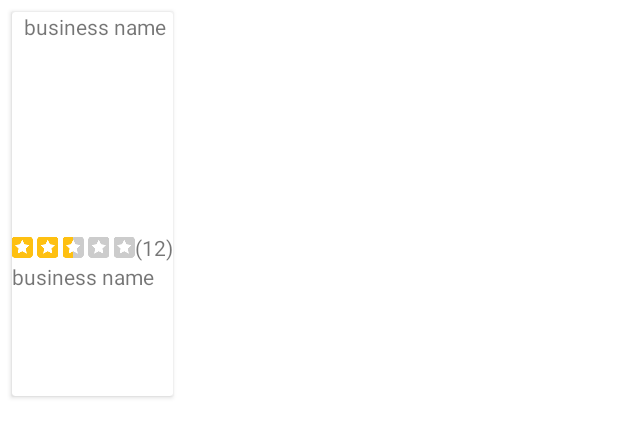
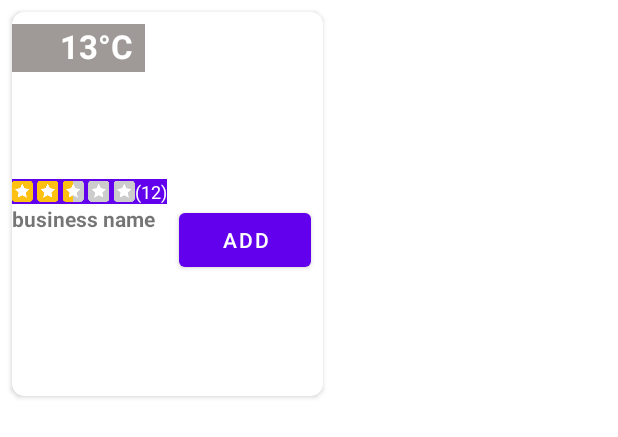
Before and after one commit to abdul-mohsen/ActivityPlanner, an Android app: the layout business_item.xml on its own in the app's theme, with its tools: preview values and no code run, on a phone screen of 412 x 824 dp. Shown: the top 437 px of the screen. Run offline under Robolectric (Android 15) with nearby library versions, the phone set to English and light mode, and no system bars.

```diff
--- a/app/src/main/java/com/bignerdranch/android/activityplanner/APIs/WebClient.kt
+++ b/app/src/main/java/com/bignerdranch/android/activityplanner/APIs/WebClient.kt
@@ -28,7 +28,6 @@ object WebClient {
             Timber.d("$this")
             for (item in this) {
                 Timber.d("${item.categories}")
-                item.weatherTimeMap = mutableMapOf()
             }
         }
     }
--- a/app/src/main/java/com/bignerdranch/android/activityplanner/App.kt
+++ b/app/src/main/java/com/bignerdranch/android/activityplanner/App.kt
@@ -23,7 +23,7 @@ class App: Application() {
             SearchHistoryRepository.searchHistoryDao = it.searchHistoryDao()
         }
 
-        Picasso.get().setIndicatorsEnabled(true)
+//        Picasso.get().setIndicatorsEnabled(true)
 
         super.onCreate()
     }
--- a/app/src/main/java/com/bignerdranch/android/activityplanner/database/BusinessDao.kt
+++ b/app/src/main/java/com/bignerdranch/android/activityplanner/database/BusinessDao.kt
@@ -19,7 +19,7 @@ interface BusinessDao {
         SELECT * FROM business_table WHERE (latitude - (:latitude)) * (latitude - (:latitude)) +
         (longitude - (:longitude)) * (longitude - (:longitude)) * (:x) < 0.225
     """)
-    suspend fun getAllByDistance(latitude: Double, longitude: Double, x: Double): List<Business>
+    fun getAllByDistance(latitude: Double, longitude: Double, x: Double): Flow<List<Business>>
 
     @Update
     suspend fun update(vararg business: Business)
--- a/app/src/main/java/com/bignerdranch/android/activityplanner/model/WeatherDataState.kt
+++ b/app/src/main/java/com/bignerdranch/android/activityplanner/model/WeatherDataState.kt
@@ -2,5 +2,6 @@ package com.bignerdranch.android.activityplanner.model
 
 enum class WeatherDataState {
     Idle,
-    NewData
+    NewData,
+    NewTemp
 }
--- a/app/src/main/res/layout/business_item.xml
+++ b/app/src/main/res/layout/business_item.xml
@@ -1,36 +1,71 @@
 <?xml version="1.0" encoding="utf-8"?>
-<LinearLayout
+<androidx.constraintlayout.widget.ConstraintLayout
     xmlns:android="http://schemas.android.com/apk/res/android"
     xmlns:tools="http://schemas.android.com/tools"
     android:layout_width="wrap_content"
-    android:layout_height="match_parent">
+    android:layout_height="match_parent"
+    xmlns:app="http://schemas.android.com/apk/res-auto">
 
     <androidx.cardview.widget.CardView
         android:id="@+id/business_card"
         android:layout_width="wrap_content"
         android:layout_height="256dp"
-        android:layout_margin="8dp">
-        <LinearLayout
+        app:layout_constraintStart_toStartOf="parent"
+        app:layout_constraintEnd_toEndOf="parent"
+        app:layout_constraintTop_toTopOf="parent"
+        android:layout_margin="8dp"
+        app:cardCornerRadius="8dp">
+        <androidx.constraintlayout.widget.ConstraintLayout
             android:layout_width="wrap_content"
             android:layout_height="wrap_content"
             android:orientation="vertical">
 
-            <TextView
-                android:id="@+id/business_name"
+            <ImageView
+                android:id="@+id/business_image"
+                android:layout_width="0dp"
+                android:layout_height="128dp"
+                app:layout_constraintStart_toStartOf="parent"
+                app:layout_constraintEnd_toEndOf="parent"
+                app:layout_constraintTop_toTopOf="parent"
+                android:contentDescription="@string/business_image" />
+
+            <LinearLayout
+                android:layout_marginTop="8dp"
+                android:layout_width="wrap_content"
+                android:layout_height="wrap_content"
+                android:orientation="horizontal"
+                app:layout_constraintTop_toTopOf="parent"
+                app:layout_constraintStart_toStartOf="parent"
+                android:background="@color/light_gray"
+                android:alpha=".8">
+
+                <ImageView
+                    android:id="@+id/weather_image"
+                    android:layout_width="32dp"
+                    android:layout_height="32dp" />
+
+                <TextView
+                    android:id="@+id/weather_temp"
+                    android:layout_width="wrap_content"
+                    android:layout_height="wrap_content"
+                    tools:text="13°C"
+                    android:textStyle="bold"
+                    android:textSize="22sp"
+                    android:gravity="center"
+                    android:textColor="@color/white"
+                    android:layout_marginEnd="8dp"/>
+            </LinearLayout>
+
+
+
+            <LinearLayout
+                android:id="@+id/rate_layout"
                 android:layout_width="match_parent"
                 android:layout_height="wrap_content"
-                tools:text="business name"
-                android:layout_marginLeft="8dp"/>
-
-            <ImageView
-                android:id="@+id/business_image"
-                android:layout_width="match_parent"
-                android:layout_height="128dp"
-                android:contentDescription="@string/business_image" />
-            <LinearLayout
-                android:layout_width="match_parent"
-                android:layout_height="wrap_content"
-                android:orientation="horizontal">
+                android:orientation="horizontal"
+                app:layout_constraintStart_toStartOf="parent"
+                app:layout_constraintBottom_toBottomOf="@id/business_image"
+                android:background="@color/purple_500">
 
                 <ImageView
                     android:id="@+id/rate_image"
@@ -44,18 +79,37 @@
                     android:id="@+id/review_count"
                     android:layout_width="wrap_content"
                     android:layout_height="wrap_content"
+                    android:textSize="12sp"
+                    android:textColor="@color/white"
                     tools:text="(12)" />
 
             </LinearLayout>
 
             <TextView
-                android:id="@+id/weather_temp"
+                android:id="@+id/business_name"
                 android:layout_width="match_parent"
                 android:layout_height="wrap_content"
-                tools:text="business name" />
+                app:layout_constraintStart_toStartOf="parent"
+                app:layout_constraintTop_toBottomOf="@id/business_image"
+                tools:text="business name"
+                android:textStyle="bold"
+                android:maxLength="16"
+                android:ellipsize="end"/>
 
-        </LinearLayout>
+            <com.google.android.material.button.MaterialButton
+                android:layout_width="wrap_content"
+                android:layout_height="wrap_content"
+                app:layout_constraintEnd_toEndOf="parent"
+                app:layout_constraintBottom_toBottomOf="parent"
+                app:layout_constraintStart_toEndOf="@+id/rate_layout"
+                app:layout_constraintTop_toBottomOf="@id/business_image"
+                android:layout_marginLeft="8dp"
+                android:layout_marginRight="8dp"
+                android:layout_marginBottom="8dp"
+                android:text="Add" />
+
+        </androidx.constraintlayout.widget.ConstraintLayout>
 
     </androidx.cardview.widget.CardView>
 
-</LinearLayout>
+</androidx.constraintlayout.widget.ConstraintLayout>
```
Also changed, not shown: app/src/main/java/com/bignerdranch/android/activityplanner/Repo/BusinessRepository.kt (+2 -6 lines), app/src/main/java/com/bignerdranch/android/activityplanner/Repo/WeatherRepository.kt (+1 -8 lines), app/src/main/java/com/bignerdranch/android/activityplanner/model/Business.kt (+5 -3 lines), app/src/main/java/com/bignerdranch/android/activityplanner/ui/adapter/BusinessAdapter.kt (+12 -5 lines), app/src/main/java/com/bignerdranch/android/activityplanner/ui/home/HomeFragment.kt (+40 -26 lines), app/src/main/java/com/bignerdranch/android/activityplanner/ui/home/HomeViewModel.kt (+47 -44 lines), app/src/main/res/drawable-anydpi/ic_clock.xml (added, +14 -0 lines), app/src/main/res/layout/fragment_home.xml (+50 -12 lines), app/src/main/res/drawable-hdpi/ic_clock.png (added), app/src/main/res/drawable-mdpi/ic_clock.png (added), app/src/main/res/drawable-xhdpi/ic_clock.png (added), app/src/main/res/drawable-xxhdpi/ic_clock.png (added).
